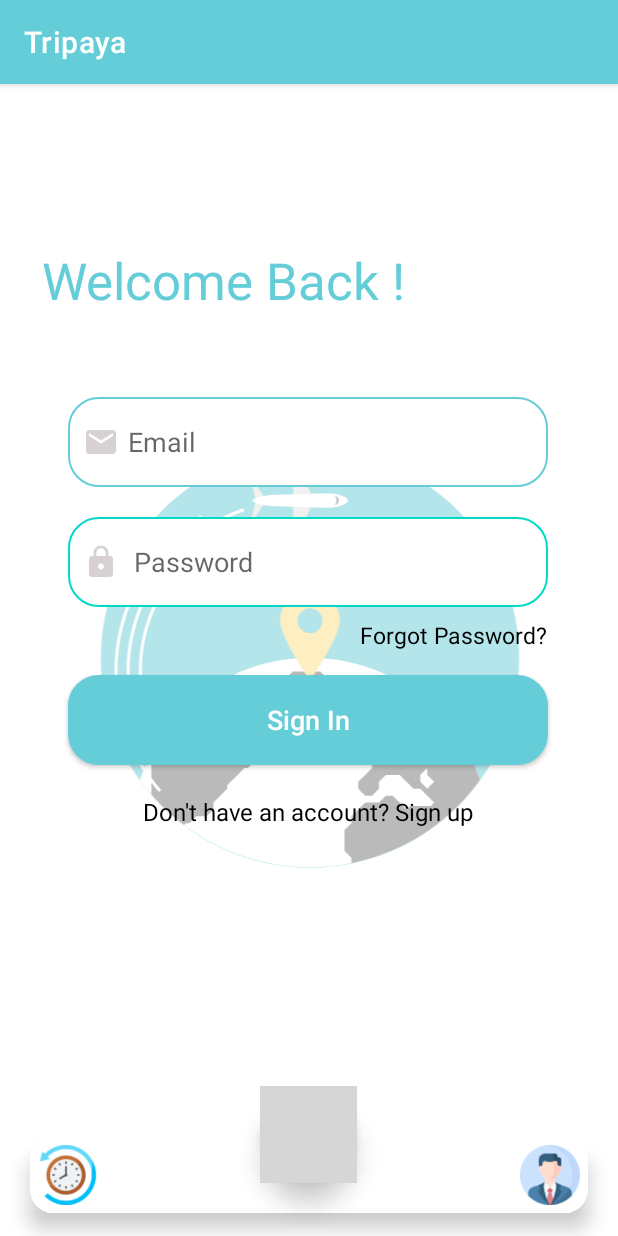
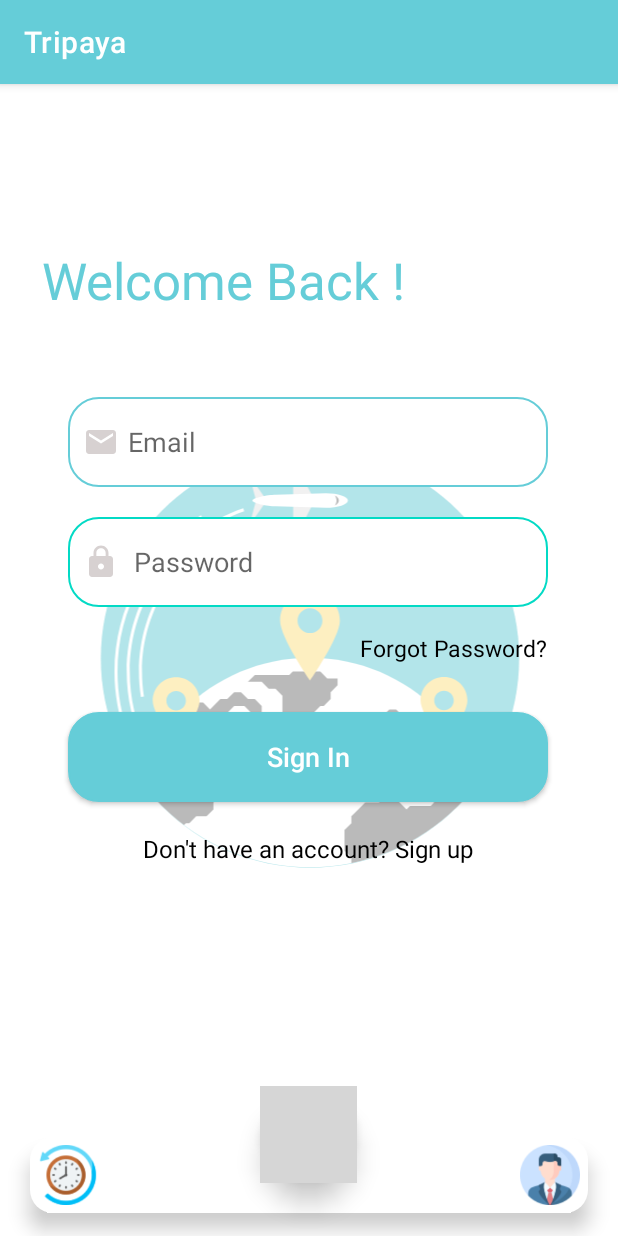
Before and after one commit to ebrahimalagamy/Tripaya, an Android app: the screen it shows after launch (MainActivity), on a phone screen of 412 x 824 dp. Run offline under Robolectric (Android 15) with nearby library versions, the phone set to English and light mode, and no system bars; our stand-ins replace Firebase (no records; nobody signed in at launch, a user with empty details on screens opened directly); libraries missing offline, so code that uses them is left out: com.daimajia.androidanimations; grey boxes are pictures that could not be loaded.

Commit message:
slight change in design

```diff
--- a/app/src/main/res/layout/fragment_login.xml
+++ b/app/src/main/res/layout/fragment_login.xml
@@ -74,7 +74,7 @@
         android:id="@+id/resetPwId"
         android:layout_width="320dp"
         android:layout_height="60dp"
-        android:layout_marginBottom="260dp"
+        android:layout_marginBottom="220dp"
         android:background="@drawable/button_round"
         android:text="@string/main_log"
         android:textAllCaps="false"
@@ -84,17 +84,18 @@
         app:layout_constraintEnd_toEndOf="parent"
         app:layout_constraintHorizontal_bias="0.495"
         app:layout_constraintStart_toStartOf="parent"
-        app:layout_constraintTop_toBottomOf="@+id/passwordId"
-        app:layout_constraintVertical_bias="0.455" />
+        app:layout_constraintTop_toBottomOf="@+id/passwordId" />
 
     <TextView
         android:id="@+id/forgotPassId"
         android:layout_width="wrap_content"
         android:layout_height="wrap_content"
         android:layout_marginTop="8dp"
+        android:layout_marginBottom="24dp"
         android:text="@string/for_pw"
+        android:textColor="@color/black"
         android:textSize="15sp"
-        android:textColor="@color/black"
+        app:layout_constraintBottom_toTopOf="@+id/resetPwId"
         app:layout_constraintEnd_toEndOf="@+id/passwordId"
         app:layout_constraintTop_toBottomOf="@+id/passwordId" />
 
```
